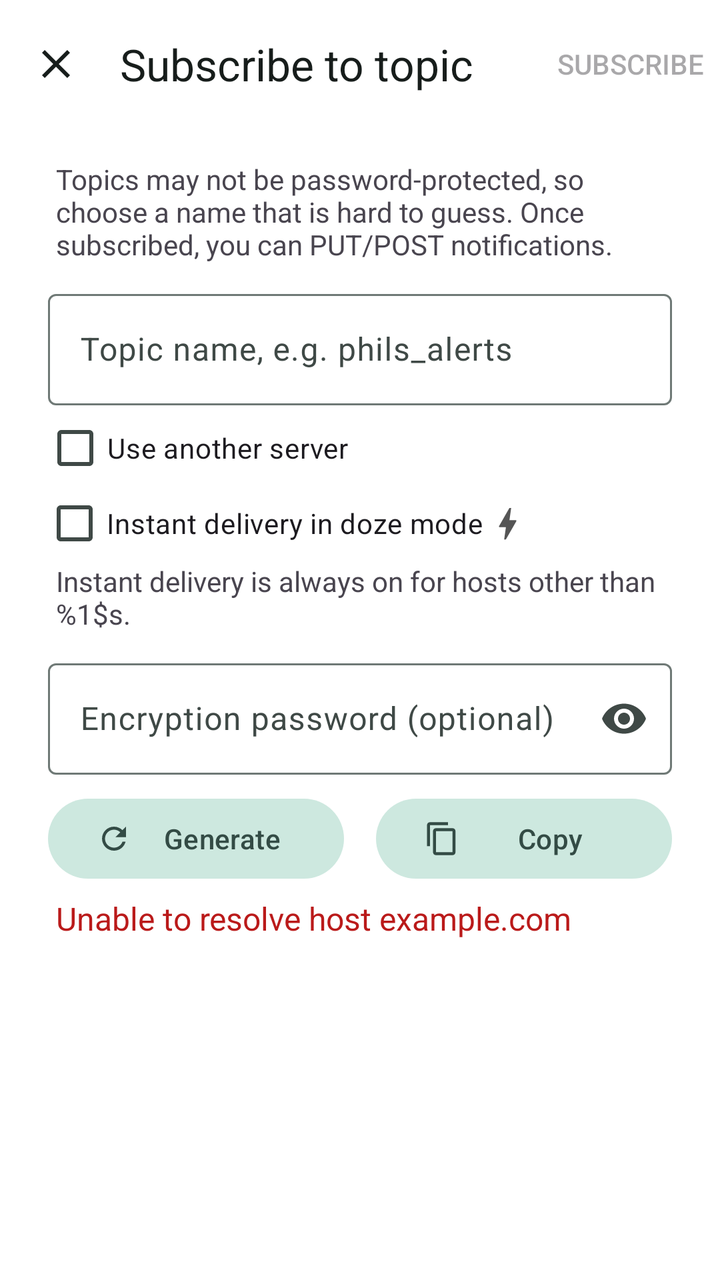
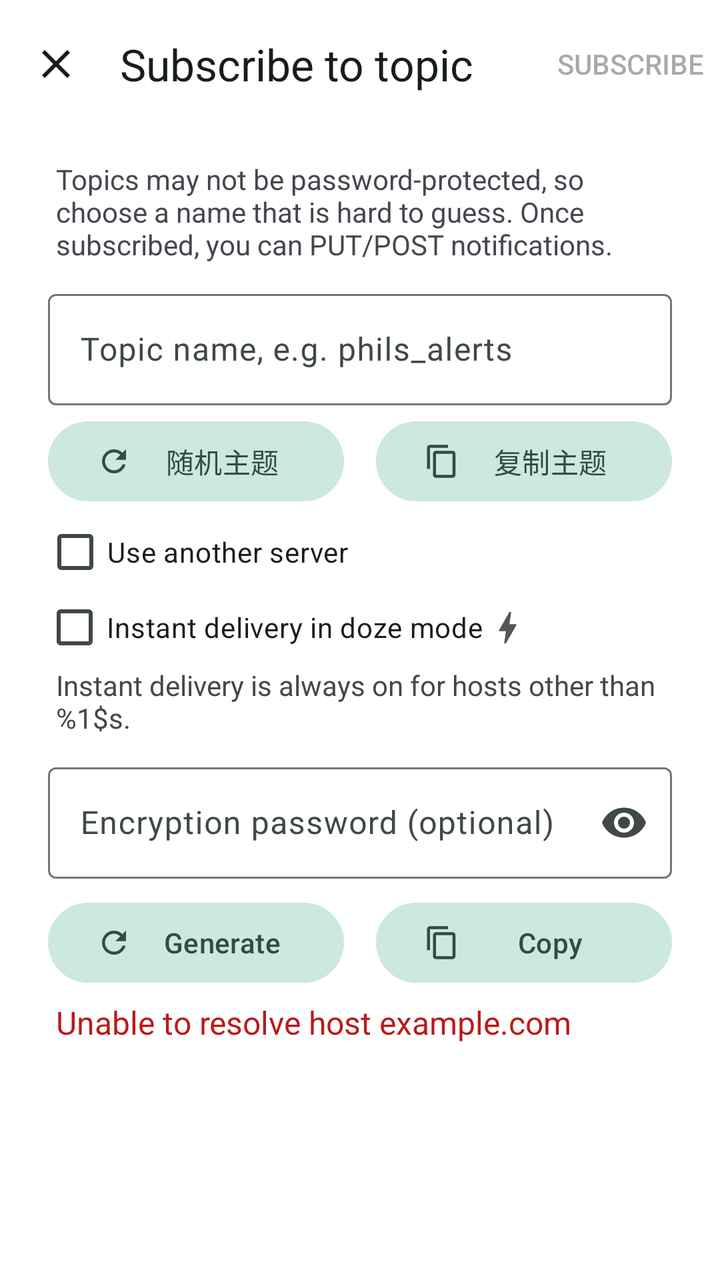

Compare the two renders of this Android layout. The source of the first and the diff that turns it into the second are given below.
<!-- AndroidManifest.xml: application theme AppTheme -->
<!-- res/layout/fragment_add_dialog.xml -->
<?xml version="1.0" encoding="utf-8"?>
<androidx.coordinatorlayout.widget.CoordinatorLayout
    xmlns:android="http://schemas.android.com/apk/res/android"
    xmlns:app="http://schemas.android.com/apk/res-auto"
    xmlns:tools="http://schemas.android.com/tools"
    android:layout_width="match_parent"
    android:layout_height="match_parent"
    android:background="?attr/colorSurface"
    android:fitsSystemWindows="true">

    <com.google.android.material.appbar.AppBarLayout
        android:id="@+id/add_dialog_app_bar"
        android:layout_width="match_parent"
        android:layout_height="wrap_content"
        android:background="?attr/colorSurface"
        app:elevation="0dp"
        app:liftOnScroll="false">

        <com.google.android.material.appbar.MaterialToolbar
            android:id="@+id/add_dialog_toolbar"
            android:layout_width="match_parent"
            android:layout_height="?attr/actionBarSize"
            android:background="?attr/colorSurface"
            android:paddingStart="0dp"
            android:paddingEnd="12dp"
            app:navigationIcon="@drawable/ic_close_white_24dp"
            app:navigationIconTint="?attr/colorOnSurface"
            app:title="@string/add_dialog_title"
            app:titleTextColor="?attr/colorOnSurface"
            app:menu="@menu/menu_add_dialog" />

    </com.google.android.material.appbar.AppBarLayout>

    <LinearLayout
        android:layout_width="match_parent"
        android:layout_height="match_parent"
        android:orientation="vertical"
        android:paddingHorizontal="?dialogPreferredPadding"
        app:layout_behavior="@string/appbar_scrolling_view_behavior">

        <ScrollView
            android:id="@+id/add_dialog_subscribe_view"
            android:layout_width="match_parent"
            android:layout_height="match_parent">

            <androidx.constraintlayout.widget.ConstraintLayout
                android:layout_width="match_parent"
                android:layout_height="wrap_content"
                android:orientation="horizontal">

                <TextView
                    android:id="@+id/add_dialog_subscribe_description"
                    android:text="@string/add_dialog_description_below"
                    android:layout_width="match_parent"
                    android:layout_height="wrap_content"
                    android:paddingStart="4dp"
                    android:paddingEnd="4dp"
                    android:paddingTop="16dp"
                    app:layout_constraintStart_toStartOf="parent"
                    app:layout_constraintEnd_toEndOf="parent"
                    app:layout_constraintTop_toTopOf="parent"/>

                <ProgressBar
                    style="?android:attr/progressBarStyle"
                    android:layout_width="24dp"
                    android:layout_height="24dp"
                    android:id="@+id/add_dialog_subscribe_progress"
                    app:layout_constraintEnd_toEndOf="parent"
                    app:layout_constraintTop_toTopOf="parent"
                    android:indeterminate="true"
                    android:layout_marginTop="16dp"
                    android:visibility="gone"/>

                <com.google.android.material.textfield.TextInputLayout
                    android:id="@+id/add_dialog_subscribe_topic_layout"
                    android:layout_width="match_parent"
                    android:layout_height="wrap_content"
                    app:layout_constraintTop_toBottomOf="@id/add_dialog_subscribe_description"
                    app:layout_constraintStart_toStartOf="parent"
                    app:layout_constraintEnd_toEndOf="parent"
                    android:layout_marginTop="10dp">

                    <com.google.android.material.textfield.TextInputEditText
                        android:id="@+id/add_dialog_subscribe_topic_text"
                        android:layout_width="match_parent"
                        android:layout_height="wrap_content"
                        android:hint="@string/add_dialog_topic_name_hint"
                        android:importantForAutofill="no"
                        android:maxLines="1"
                        android:inputType="text"
                        android:maxLength="64"/>

                </com.google.android.material.textfield.TextInputLayout>

                <CheckBox
                    android:id="@+id/add_dialog_subscribe_use_another_server_checkbox"
                    android:text="@string/add_dialog_use_another_server"
                    android:layout_width="match_parent"
                    android:layout_height="wrap_content"
                    android:layout_marginStart="-3dp"
                    android:layout_marginTop="-3dp"
                    app:layout_constraintStart_toStartOf="parent"
                    app:layout_constraintEnd_toEndOf="parent"
                    app:layout_constraintTop_toBottomOf="@id/add_dialog_subscribe_topic_layout"/>

                <TextView
                    android:id="@+id/add_dialog_subscribe_use_another_server_description"
                    android:text="@string/add_dialog_use_another_server_description"
                    android:layout_width="match_parent"
                    android:layout_height="wrap_content"
                    android:layout_marginTop="-5dp"
                    android:paddingStart="4dp"
                    android:paddingEnd="4dp"
                    android:paddingTop="0dp"
                    android:visibility="gone"
                    app:layout_constraintStart_toStartOf="parent"
                    app:layout_constraintEnd_toEndOf="parent"
                    app:layout_constraintTop_toBottomOf="@id/add_dialog_subscribe_use_another_server_checkbox" />

                <com.google.android.material.textfield.TextInputLayout
                    style="@style/Widget.MaterialComponents.TextInputLayout.FilledBox.Dense.ExposedDropdownMenu"
                    android:id="@+id/add_dialog_subscribe_base_url_layout"
                    android:layout_width="match_parent"
                    android:layout_height="wrap_content"
                    android:layout_margin="0dp"
                    android:padding="0dp"
                    android:visibility="gone"
                    app:endIconMode="custom"
                    app:hintEnabled="false"
                    app:boxBackgroundColor="@null"
                    app:layout_constraintStart_toStartOf="parent"
                    app:layout_constraintEnd_toEndOf="parent"
                    app:layout_constraintTop_toBottomOf="@id/add_dialog_subscribe_use_another_server_description">

                    <AutoCompleteTextView
                        android:layout_width="match_parent"
                        android:layout_height="wrap_content"
                        android:id="@+id/add_dialog_subscribe_base_url_text"
                        android:hint="@string/app_base_url"
                        android:maxLines="1"
                        android:layout_marginTop="4dp"
                        android:layout_marginBottom="10dp"
                        android:inputType="textNoSuggestions"
                        android:paddingStart="0dp"
                        android:paddingEnd="0dp"
                        android:paddingTop="5dp"
                        android:paddingBottom="5dp"
                        android:layout_marginStart="4dp"
                        android:layout_marginEnd="4dp"
                        android:textAppearance="?android:attr/textAppearanceMedium"/>

                </com.google.android.material.textfield.TextInputLayout>

                <LinearLayout
                    android:id="@+id/add_dialog_subscribe_instant_delivery_box"
                    android:orientation="horizontal"
                    android:layout_width="match_parent"
                    android:layout_height="wrap_content"
                    android:layout_marginTop="-3dp"
                    app:layout_constraintStart_toStartOf="parent"
                    app:layout_constraintEnd_toEndOf="parent"
                    app:layout_constraintTop_toBottomOf="@id/add_dialog_subscribe_base_url_layout">

                    <CheckBox
                        android:id="@+id/add_dialog_subscribe_instant_delivery_checkbox"
                        android:text="@string/add_dialog_instant_delivery"
                        android:layout_width="wrap_content"
                        android:layout_height="wrap_content"
                        android:layout_marginTop="-8dp"
                        android:layout_marginBottom="-5dp"
                        android:layout_marginStart="-3dp"/>

                    <ImageView
                        android:layout_width="24dp"
                        android:layout_height="24dp"
                        android:layout_marginTop="3dp"
                        android:paddingTop="3dp"
                        android:id="@+id/add_dialog_subscribe_instant_image"
                        app:srcCompat="@drawable/ic_bolt_gray_24dp"
                        app:layout_constraintTop_toTopOf="@+id/main_item_text"
                        app:layout_constraintEnd_toStartOf="@+id/main_item_date"/>

                </LinearLayout>

                <TextView
                    android:id="@+id/add_dialog_subscribe_instant_delivery_description"
                    android:text="@string/add_dialog_instant_delivery_description"
                    android:layout_width="match_parent"
                    android:layout_height="wrap_content"
                    android:paddingStart="4dp"
                    android:paddingEnd="4dp"
                    android:paddingTop="0dp"
                    android:visibility="gone"
                    app:layout_constraintStart_toStartOf="parent"
                    app:layout_constraintEnd_toEndOf="parent"
                    app:layout_constraintTop_toBottomOf="@id/add_dialog_subscribe_instant_delivery_box"/>

                <TextView
                    android:id="@+id/add_dialog_subscribe_foreground_description"
                    android:text="@string/add_dialog_foreground_description"
                    android:layout_width="match_parent"
                    android:layout_height="wrap_content"
                    android:paddingStart="4dp"
                    android:paddingEnd="4dp"
                    app:layout_constraintStart_toStartOf="parent"
                    app:layout_constraintEnd_toEndOf="parent"
                    app:layout_constraintTop_toBottomOf="@id/add_dialog_subscribe_instant_delivery_description"/>

                <com.google.android.material.textfield.TextInputLayout
                    android:id="@+id/add_dialog_encrypt_password_layout"
                    android:layout_width="match_parent"
                    android:layout_height="wrap_content"
                    android:layout_marginTop="10dp"
                    app:endIconMode="password_toggle"
                    app:layout_constraintEnd_toEndOf="parent"
                    app:layout_constraintStart_toStartOf="parent"
                    app:layout_constraintTop_toBottomOf="@id/add_dialog_subscribe_foreground_description">

                    <com.google.android.material.textfield.TextInputEditText
                        android:id="@+id/add_dialog_encrypt_password_text"
                        android:layout_width="match_parent"
                        android:layout_height="wrap_content"
                        android:hint="@string/add_dialog_encrypt_password_hint"
                        android:importantForAutofill="no"
                        android:inputType="textPassword"
                        android:maxLines="1" />

                </com.google.android.material.textfield.TextInputLayout>

                <LinearLayout
                    android:id="@+id/add_dialog_encrypt_buttons"
                    android:layout_width="match_parent"
                    android:layout_height="wrap_content"
                    android:layout_marginTop="8dp"
                    android:orientation="horizontal"
                    app:layout_constraintEnd_toEndOf="parent"
                    app:layout_constraintStart_toStartOf="parent"
                    app:layout_constraintTop_toBottomOf="@id/add_dialog_encrypt_password_layout">

                    <com.google.android.material.button.MaterialButton
                        android:id="@+id/add_dialog_encrypt_generate_button"
                        style="@style/Widget.Material3.Button.TonalButton"
                        android:layout_width="0dp"
                        android:layout_height="wrap_content"
                        android:layout_marginEnd="8dp"
                        android:layout_weight="1"
                        android:text="@string/encrypt_password_dialog_generate_button"
                        app:icon="@drawable/ic_refresh_white_24dp" />

                    <com.google.android.material.button.MaterialButton
                        android:id="@+id/add_dialog_encrypt_copy_button"
                        style="@style/Widget.Material3.Button.TonalButton"
                        android:layout_width="0dp"
                        android:layout_height="wrap_content"
                        android:layout_marginStart="8dp"
                        android:layout_weight="1"
                        android:text="@string/encrypt_password_dialog_copy_button"
                        app:icon="@drawable/ic_content_copy_white_24dp" />

                </LinearLayout>

                <ImageView
                    android:id="@+id/add_dialog_subscribe_error_text_image"
                    android:layout_width="20dp"
                    android:layout_height="20dp"
                    android:layout_marginTop="1dp"
                    android:visibility="gone"
                    app:srcCompat="@drawable/ic_error_red_24dp"
                    app:layout_constraintStart_toStartOf="parent"
                    app:layout_constraintTop_toTopOf="@id/add_dialog_subscribe_error_text"/>

                <TextView
                    android:id="@+id/add_dialog_subscribe_error_text"
                    android:text="Unable to resolve host example.com"
                    android:layout_width="0dp"
                    android:layout_height="wrap_content"
                    android:layout_marginTop="5dp"
                    android:paddingStart="4dp"
                    android:paddingEnd="4dp"
                    android:textAppearance="@style/DangerText"
                    app:layout_constraintEnd_toEndOf="parent"
                    app:layout_constraintTop_toBottomOf="@id/add_dialog_encrypt_buttons"
                    app:layout_constraintStart_toEndOf="@id/add_dialog_subscribe_error_text_image"
                    tools:visibility="gone"/>

            </androidx.constraintlayout.widget.ConstraintLayout>

        </ScrollView>


        <ScrollView
            android:layout_width="match_parent"
            android:layout_height="match_parent"
            android:id="@+id/add_dialog_login_view"
            android:visibility="gone">

            <androidx.constraintlayout.widget.ConstraintLayout
                android:layout_width="match_parent"
                android:layout_height="wrap_content"
                android:orientation="horizontal">

                <TextView
                    android:text="@string/add_dialog_login_description"
                    android:layout_width="match_parent"
                    android:layout_height="wrap_content"
                    android:id="@+id/add_dialog_login_description"
                    android:paddingStart="4dp"
                    android:paddingTop="16dp"
                    android:paddingEnd="4dp"
                    app:layout_constraintStart_toStartOf="parent"
                    app:layout_constraintEnd_toEndOf="parent"
                    app:layout_constraintTop_toTopOf="parent" />

                <ProgressBar
                    style="?android:attr/progressBarStyle"
                    android:layout_width="25dp"
                    android:layout_height="25dp"
                    android:id="@+id/add_dialog_login_progress"
                    app:layout_constraintEnd_toEndOf="parent"
                    app:layout_constraintTop_toTopOf="parent"
                    android:indeterminate="true"
                    android:layout_marginTop="16dp"
                    android:visibility="gone"/>

                <com.google.android.material.textfield.TextInputLayout
                    android:id="@+id/add_dialog_login_username_layout"
                    android:layout_width="match_parent"
                    android:layout_height="wrap_content"
                    app:layout_constraintTop_toBottomOf="@+id/add_dialog_login_description"
                    app:layout_constraintStart_toStartOf="parent"
                    app:layout_constraintEnd_toEndOf="parent"
                    android:layout_marginTop="10dp">

                    <com.google.android.material.textfield.TextInputEditText
                        android:id="@+id/add_dialog_login_username"
                        android:layout_width="match_parent"
                        android:layout_height="wrap_content"
                        android:hint="@string/add_dialog_login_username_hint"
                        android:importantForAutofill="no"
                        android:maxLines="1"
                        android:inputType="text"
                        android:maxLength="64"/>

                </com.google.android.material.textfield.TextInputLayout>

                <com.google.android.material.textfield.TextInputLayout
                    android:id="@+id/add_dialog_login_password_layout"
                    android:layout_width="match_parent"
                    android:layout_height="wrap_content"
                    app:layout_constraintTop_toBottomOf="@id/add_dialog_login_username_layout"
                    app:layout_constraintStart_toStartOf="parent"
                    app:layout_constraintEnd_toEndOf="parent"
                    android:layout_marginTop="10dp">

                    <com.google.android.material.textfield.TextInputEditText
                        android:id="@+id/add_dialog_login_password"
                        android:layout_width="match_parent"
                        android:layout_height="wrap_content"
                        android:hint="@string/add_dialog_login_password_hint"
                        android:importantForAutofill="no"
                        android:maxLines="1"
                        android:inputType="textPassword"/>

                </com.google.android.material.textfield.TextInputLayout>

                <ImageView
                    android:layout_width="20dp"
                    android:layout_height="20dp"
                    android:id="@+id/add_dialog_login_error_text_image"
                    android:visibility="gone"
                    app:srcCompat="@drawable/ic_error_red_24dp"
                    app:layout_constraintStart_toStartOf="parent"
                    app:layout_constraintBottom_toBottomOf="@+id/add_dialog_login_error_text"
                    app:layout_constraintTop_toTopOf="@+id/add_dialog_login_error_text"/>

                <TextView
                    android:id="@+id/add_dialog_login_error_text"
                    android:layout_width="0dp"
                    android:layout_height="wrap_content"
                    android:text="Login failed. User not authorized."
                    android:paddingStart="4dp"
                    app:layout_constraintEnd_toEndOf="parent"
                    app:layout_constraintTop_toBottomOf="@id/add_dialog_login_password_layout"
                    android:paddingEnd="4dp"
                    android:visibility="gone"
                    android:textAppearance="@style/DangerText"
                    app:layout_constraintStart_toEndOf="@id/add_dialog_login_error_text_image"
                    tools:visibility="visible"/>

            </androidx.constraintlayout.widget.ConstraintLayout>

        </ScrollView>

    </LinearLayout>

</androidx.coordinatorlayout.widget.CoordinatorLayout>
<!-- resources referenced by this layout -->
<resources>
  <string name="add_dialog_encrypt_password_hint">Encryption password (optional)</string>
  <string name="add_dialog_foreground_description">Instant delivery is always on for hosts other than %1$s.</string>
  <string name="add_dialog_instant_delivery">Instant delivery in doze mode</string>
  <string name="add_dialog_instant_delivery_description">Ensures messages are delivered immediately, even if the device is inactive.</string>
  <string name="add_dialog_login_description">This topic requires you to login. Please type in a username and password.</string>
  <string name="add_dialog_login_password_hint">Password</string>
  <string name="add_dialog_login_username_hint">Username</string>
  <string name="add_dialog_title">Subscribe to topic</string>
  <string name="add_dialog_topic_name_hint">Topic name, e.g. phils_alerts</string>
  <string name="add_dialog_use_another_server">Use another server</string>
  <string name="add_dialog_use_another_server_description">Enter service URLs below to subscribe to topics from other servers.</string>
  <string name="app_base_url" translatable="false">https://ntfy.sh</string>
  <string name="encrypt_password_dialog_copy_button">Copy</string>
  <string name="encrypt_password_dialog_generate_button">Generate</string>
  <color name="md_theme_primary">#338574</color>
  <color name="md_theme_onPrimary">#FFFFFF</color>
  <color name="md_theme_primaryContainer">#A0F2DD</color>
  <color name="md_theme_onPrimaryContainer">#005144</color>
  <color name="md_theme_secondary">#4B635C</color>
  <color name="md_theme_onSecondary">#FFFFFF</color>
  <color name="md_theme_secondaryContainer">#CDE8DF</color>
  <color name="md_theme_onSecondaryContainer">#334B45</color>
  <color name="md_theme_tertiary">#436278</color>
  <color name="md_theme_onTertiary">#FFFFFF</color>
  <color name="md_theme_tertiaryContainer">#C8E6FF</color>
  <color name="md_theme_onTertiaryContainer">#2A4A5F</color>
  <color name="md_theme_error">#BA1A1A</color>
  <color name="md_theme_onError">#FFFFFF</color>
  <color name="md_theme_errorContainer">#FFDAD6</color>
  <color name="md_theme_onErrorContainer">#93000A</color>
  <color name="md_theme_background">#FFFFFF</color>
  <color name="md_theme_onBackground">#171D1B</color>
  <color name="md_theme_surface">#FFFFFF</color>
  <color name="md_theme_onSurface">#171D1B</color>
  <color name="md_theme_surfaceVariant">#E0E0E0</color>
  <color name="md_theme_onSurfaceVariant">#3F4946</color>
  <color name="md_theme_outline">#6F7976</color>
  <color name="md_theme_outlineVariant">#C0C0C0</color>
  <color name="md_theme_inverseSurface">#2B3230</color>
  <color name="md_theme_inverseOnSurface">#F0F0F0</color>
  <color name="md_theme_inversePrimary">#84D6C2</color>
  <color name="md_theme_primaryFixed">#A0F2DD</color>
  <color name="md_theme_onPrimaryFixed">#00201A</color>
  <color name="md_theme_primaryFixedDim">#84D6C2</color>
  <color name="md_theme_onPrimaryFixedVariant">#005144</color>
  <color name="md_theme_secondaryFixed">#CDE8DF</color>
  <color name="md_theme_onSecondaryFixed">#06201A</color>
  <color name="md_theme_secondaryFixedDim">#B1CCC4</color>
  <color name="md_theme_onSecondaryFixedVariant">#334B45</color>
  <color name="md_theme_tertiaryFixed">#C8E6FF</color>
  <color name="md_theme_onTertiaryFixed">#001E2E</color>
  <color name="md_theme_tertiaryFixedDim">#AACBE4</color>
  <color name="md_theme_onTertiaryFixedVariant">#2A4A5F</color>
  <color name="md_theme_surfaceDim">#E0E0E0</color>
  <color name="md_theme_surfaceBright">#FFFFFF</color>
  <color name="md_theme_surfaceContainerLowest">#FFFFFF</color>
  <color name="md_theme_surfaceContainerLow">#F5F5F5</color>
  <color name="md_theme_surfaceContainer">#F0F0F0</color>
  <color name="md_theme_surfaceContainerHigh">#EEEEEE</color>
  <color name="md_theme_surfaceContainerHighest">#E0E0E0</color>
</resources>

<!-- the commit's change to res/layout/fragment_add_dialog.xml (unified diff, before → after) -->
@@ -92,6 +92,38 @@
 
                 </com.google.android.material.textfield.TextInputLayout>
 
+                <LinearLayout
+                    android:id="@+id/add_dialog_topic_buttons"
+                    android:layout_width="match_parent"
+                    android:layout_height="wrap_content"
+                    android:layout_marginTop="4dp"
+                    android:orientation="horizontal"
+                    app:layout_constraintEnd_toEndOf="parent"
+                    app:layout_constraintStart_toStartOf="parent"
+                    app:layout_constraintTop_toBottomOf="@id/add_dialog_subscribe_topic_layout">
+
+                    <com.google.android.material.button.MaterialButton
+                        android:id="@+id/add_dialog_topic_generate_button"
+                        style="@style/Widget.Material3.Button.TonalButton"
+                        android:layout_width="0dp"
+                        android:layout_height="wrap_content"
+                        android:layout_marginEnd="8dp"
+                        android:layout_weight="1"
+                        android:text="@string/add_dialog_topic_generate_button"
+                        app:icon="@drawable/ic_refresh_white_24dp" />
+
+                    <com.google.android.material.button.MaterialButton
+                        android:id="@+id/add_dialog_topic_copy_button"
+                        style="@style/Widget.Material3.Button.TonalButton"
+                        android:layout_width="0dp"
+                        android:layout_height="wrap_content"
+                        android:layout_marginStart="8dp"
+                        android:layout_weight="1"
+                        android:text="@string/add_dialog_topic_copy_button"
+                        app:icon="@drawable/ic_content_copy_white_24dp" />
+
+                </LinearLayout>
+
                 <CheckBox
                     android:id="@+id/add_dialog_subscribe_use_another_server_checkbox"
                     android:text="@string/add_dialog_use_another_server"
@@ -101,7 +133,7 @@
                     android:layout_marginTop="-3dp"
                     app:layout_constraintStart_toStartOf="parent"
                     app:layout_constraintEnd_toEndOf="parent"
-                    app:layout_constraintTop_toBottomOf="@id/add_dialog_subscribe_topic_layout"/>
+                    app:layout_constraintTop_toBottomOf="@id/add_dialog_topic_buttons"/>
 
                 <TextView
                     android:id="@+id/add_dialog_subscribe_use_another_server_description"
<!-- resource entries referenced after the edit -->
@@ -8,6 +8,8 @@
   <string name="add_dialog_login_password_hint">Password</string>
   <string name="add_dialog_login_username_hint">Username</string>
   <string name="add_dialog_title">Subscribe to topic</string>
+  <string name="add_dialog_topic_copy_button">复制主题</string>
+  <string name="add_dialog_topic_generate_button">随机主题</string>
   <string name="add_dialog_topic_name_hint">Topic name, e.g. phils_alerts</string>
   <string name="add_dialog_use_another_server">Use another server</string>
   <string name="add_dialog_use_another_server_description">Enter service URLs below to subscribe to topics from other servers.</string>
